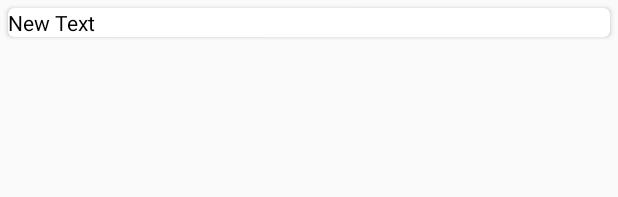
After one commit to mavpokit/RxRetrofitMVP, an Android app: the layout recycle_view_answers_item.xml on its own in the app's theme, with its tools: preview values and no code run, on a phone screen of 412 x 824 dp. The commit adds this screen. Shown: the top 197 px of the screen. Run offline under Robolectric (Android 15) with nearby library versions, the phone set to English and light mode, and no system bars.

Commit message:
added files for answers view

```diff
--- a/app/src/main/java/com/mavpokit/rxretrofitmvp/Presenter/IPresenter.java
+++ b/app/src/main/java/com/mavpokit/rxretrofitmvp/Presenter/IQuestionsPresenter.java
@@ -5,7 +5,7 @@ import android.os.Bundle;
 /**
  * Created by Alex on 27.07.2016.
  */
-public interface IPresenter {
+public interface IQuestionsPresenter {
     void onSearchClick(String query);
     void onStop();
     void onCreate(Bundle savedInstanceState);
--- a/app/src/main/java/com/mavpokit/rxretrofitmvp/View/Adapter/MyAdapter.java
+++ b/app/src/main/java/com/mavpokit/rxretrofitmvp/View/Adapter/MyAdapter.java
@@ -49,7 +49,7 @@ public class MyAdapter extends RecyclerView.Adapter<MyAdapter.ViewHolder> {
                                                    int viewType) {
         // create a new view
         View v = LayoutInflater.from(parent.getContext())
-                .inflate(R.layout.recycle_view_item, parent, false);
+                .inflate(R.layout.recycle_view_questions_item, parent, false);
         ViewHolder vh = new ViewHolder(v);
         return vh;
     }
--- a/app/src/main/java/com/mavpokit/rxretrofitmvp/View/IView.java
+++ b/app/src/main/java/com/mavpokit/rxretrofitmvp/View/IQuestionsView.java
@@ -5,7 +5,7 @@ import com.mavpokit.rxretrofitmvp.Model.Pojo.ListQuestion;
 /**
  * Created by Alex on 27.07.2016.
  */
-public interface IView {
+public interface IQuestionsView {
     void showQuestionList(ListQuestion questionList);
     void showNoAnswer();
     void showError(String errorMessage);
--- a/app/src/main/res/layout/list_question_fragment.xml
+++ b/app/src/main/res/layout/list_question_fragment.xml
@@ -10,7 +10,7 @@
             android:layout_height="match_parent">
 
             <android.support.v7.widget.RecyclerView
-                android:id="@+id/my_recycler_view"
+                android:id="@+id/questions_recycler_view"
                 android:layout_width="match_parent"
                 android:layout_height="match_parent"
                 android:background="@color/recycler_bg"
--- /dev/null
+++ b/app/src/main/res/layout/recycle_view_answers_item.xml
@@ -0,0 +1,33 @@
+<?xml version="1.0" encoding="utf-8"?>
+<LinearLayout xmlns:android="http://schemas.android.com/apk/res/android"
+    android:layout_width="match_parent"
+    android:layout_height="match_parent"
+    android:orientation="vertical">
+
+    <android.support.v7.widget.CardView xmlns:card_view="http://schemas.android.com/apk/res-auto"
+        android:id="@+id/answers_card_view"
+        android:layout_width="match_parent"
+        android:layout_height="wrap_content"
+        android:layout_gravity="center"
+        android:layout_margin="5dp"
+        card_view:cardCornerRadius="4dp">
+
+        <LinearLayout
+            android:layout_width="match_parent"
+            android:layout_height="wrap_content"
+            android:orientation="vertical">
+
+            <TextView
+                android:id="@+id/textViewAnswer"
+                android:layout_width="wrap_content"
+                android:layout_height="wrap_content"
+                android:text="New Text"
+                android:maxLines="8"
+                android:textColor="@android:color/black" />
+
+        </LinearLayout>
+
+    </android.support.v7.widget.CardView>
+
+
+</LinearLayout>
```
Also changed, not shown: app/src/main/java/com/mavpokit/rxretrofitmvp/Presenter/IAnswersPresenter.java (added, +8 -0 lines), app/src/main/java/com/mavpokit/rxretrofitmvp/Presenter/QuestionsPresenter.java (renamed from app/src/main/java/com/mavpokit/rxretrofitmvp/Presenter/MainActivityPresenter.java, +4 -11 lines), app/src/main/java/com/mavpokit/rxretrofitmvp/View/AnswersFragment.java (added, +7 -0 lines), app/src/main/java/com/mavpokit/rxretrofitmvp/View/IAnswersView.java (added, +13 -0 lines), app/src/main/java/com/mavpokit/rxretrofitmvp/View/MainActivity.java (+1 -18 lines), app/src/main/java/com/mavpokit/rxretrofitmvp/View/QuestionsFragment.java (renamed from app/src/main/java/com/mavpokit/rxretrofitmvp/View/QuestionListFragment.java, +6 -6 lines), app/src/main/res/layout/list_answer_fragment.xml (added, +68 -0 lines), app/src/main/res/layout/recycle_view_questions_item.xml (renamed from app/src/main/res/layout/recycle_view_item.xml).
